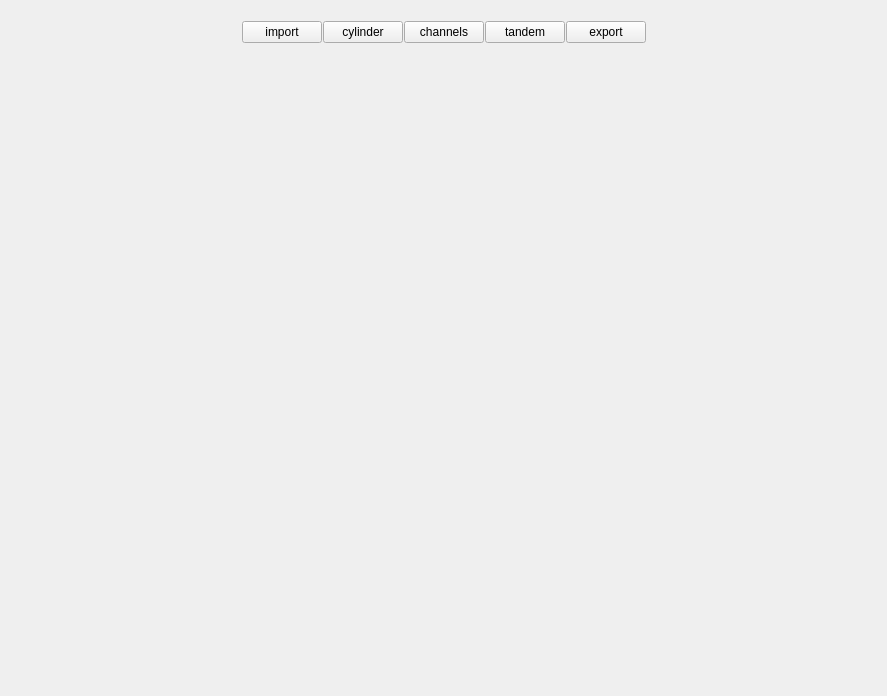
Above: src/windows/ui/main_window.ui from nsmela/brachify before the change. Below: the same form after it.
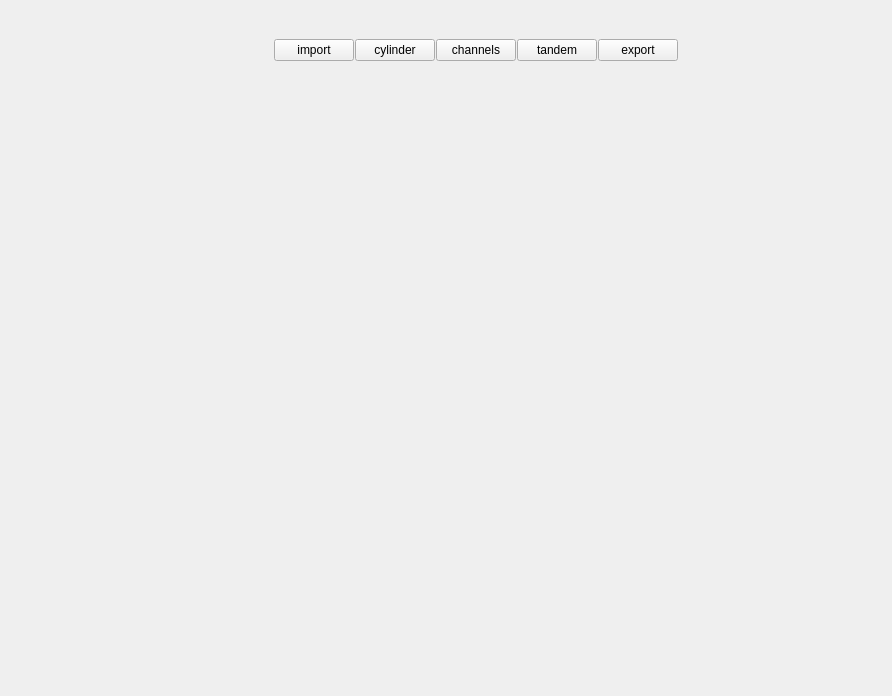
That is the form after the change.

Commit message: changed main window layout

Patch:
```diff
--- a/src/windows/ui/main_window.ui
+++ b/src/windows/ui/main_window.ui
@@ -14,155 +14,7 @@
    <string>brachify</string>
   </property>
   <widget class="QWidget" name="centralwidget">
-   <layout class="QVBoxLayout" name="verticalLayout_5">
-    <property name="leftMargin">
-     <number>0</number>
-    </property>
-    <property name="topMargin">
-     <number>0</number>
-    </property>
-    <property name="rightMargin">
-     <number>0</number>
-    </property>
-    <property name="bottomMargin">
-     <number>0</number>
-    </property>
-    <item>
-     <widget class="QWidget" name="top_menu_bar" native="true">
-      <property name="minimumSize">
-       <size>
-        <width>0</width>
-        <height>64</height>
-       </size>
-      </property>
-      <property name="maximumSize">
-       <size>
-        <width>16777215</width>
-        <height>64</height>
-       </size>
-      </property>
-      <layout class="QHBoxLayout" name="horizontalLayout">
-       <property name="spacing">
-        <number>1</number>
-       </property>
-       <property name="leftMargin">
-        <number>0</number>
-       </property>
-       <property name="topMargin">
-        <number>0</number>
-       </property>
-       <property name="rightMargin">
-        <number>0</number>
-       </property>
-       <property name="bottomMargin">
-        <number>0</number>
-       </property>
-       <item>
-        <spacer name="horizontalSpacer">
-         <property name="orientation">
-          <enum>Qt::Horizontal</enum>
-         </property>
-         <property name="sizeHint" stdset="0">
-          <size>
-           <width>40</width>
-           <height>20</height>
-          </size>
-         </property>
-        </spacer>
-       </item>
-       <item>
-        <widget class="QPushButton" name="btn_import_view">
-         <property name="minimumSize">
-          <size>
-           <width>80</width>
-           <height>0</height>
-          </size>
-         </property>
-         <property name="maximumSize">
-          <size>
-           <width>80</width>
-           <height>16777215</height>
-          </size>
-         </property>
-         <property name="text">
-          <string>import</string>
-         </property>
-        </widget>
-       </item>
-       <item>
-        <widget class="QPushButton" name="btn_cylinder_view">
-         <property name="text">
-          <string>cylinder</string>
-         </property>
-        </widget>
-       </item>
-       <item>
-        <widget class="QPushButton" name="btn_channels_view">
-         <property name="minimumSize">
-          <size>
-           <width>80</width>
-           <height>0</height>
-          </size>
-         </property>
-         <property name="maximumSize">
-          <size>
-           <width>80</width>
-           <height>16777215</height>
-          </size>
-         </property>
-         <property name="text">
-          <string>channels</string>
-         </property>
-        </widget>
-       </item>
-       <item>
-        <widget class="QPushButton" name="btn_tandem_view">
-         <property name="text">
-          <string>tandem</string>
-         </property>
-        </widget>
-       </item>
-       <item>
-        <widget class="QPushButton" name="btn_export_view">
-         <property name="text">
-          <string>export</string>
-         </property>
-        </widget>
-       </item>
-       <item>
-        <spacer name="horizontalSpacer_2">
-         <property name="orientation">
-          <enum>Qt::Horizontal</enum>
-         </property>
-         <property name="sizeHint" stdset="0">
-          <size>
-           <width>40</width>
-           <height>20</height>
-          </size>
-         </property>
-        </spacer>
-       </item>
-      </layout>
-     </widget>
-    </item>
-    <item>
-     <widget class="QWidget" name="bodywidget" native="true">
       <layout class="QHBoxLayout" name="horizontalLayout_2">
-       <property name="spacing">
-        <number>0</number>
-       </property>
-       <property name="leftMargin">
-        <number>0</number>
-       </property>
-       <property name="topMargin">
-        <number>0</number>
-       </property>
-       <property name="rightMargin">
-        <number>4</number>
-       </property>
-       <property name="bottomMargin">
-        <number>4</number>
-       </property>
        <item>
         <widget class="QWidget" name="left_menu_bar" native="true">
          <property name="minimumSize">
@@ -279,6 +131,114 @@
              </layout>
             </widget>
            </widget>
+       </item>
+      </layout>
+     </widget>
+    </item>
+    <item>
+     <widget class="QWidget" name="bodywidget" native="true">
+      <layout class="QVBoxLayout" name="verticalLayout_5">
+       <item>
+        <widget class="QWidget" name="top_menu_bar" native="true">
+         <property name="minimumSize">
+          <size>
+           <width>0</width>
+           <height>64</height>
+          </size>
+         </property>
+         <property name="maximumSize">
+          <size>
+           <width>16777215</width>
+           <height>64</height>
+          </size>
+         </property>
+         <layout class="QHBoxLayout" name="horizontalLayout">
+          <property name="spacing">
+           <number>1</number>
+          </property>
+          <property name="leftMargin">
+           <number>0</number>
+          </property>
+          <property name="topMargin">
+           <number>0</number>
+          </property>
+          <property name="rightMargin">
+           <number>0</number>
+          </property>
+          <property name="bottomMargin">
+           <number>0</number>
+          </property>
+          <item>
+           <widget class="QPushButton" name="btn_import_view">
+            <property name="minimumSize">
+             <size>
+              <width>80</width>
+              <height>0</height>
+             </size>
+            </property>
+            <property name="maximumSize">
+             <size>
+              <width>80</width>
+              <height>16777215</height>
+             </size>
+            </property>
+            <property name="text">
+             <string>import</string>
+            </property>
+           </widget>
+          </item>
+          <item>
+           <widget class="QPushButton" name="btn_cylinder_view">
+            <property name="text">
+             <string>cylinder</string>
+            </property>
+           </widget>
+          </item>
+          <item>
+           <widget class="QPushButton" name="btn_channels_view">
+            <property name="minimumSize">
+             <size>
+              <width>80</width>
+              <height>0</height>
+             </size>
+            </property>
+            <property name="maximumSize">
+             <size>
+              <width>80</width>
+              <height>16777215</height>
+             </size>
+            </property>
+            <property name="text">
+             <string>channels</string>
+            </property>
+           </widget>
+          </item>
+          <item>
+           <widget class="QPushButton" name="btn_tandem_view">
+            <property name="text">
+             <string>tandem</string>
+            </property>
+           </widget>
+          </item>
+          <item>
+           <widget class="QPushButton" name="btn_export_view">
+            <property name="text">
+             <string>export</string>
+            </property>
+           </widget>
+          </item>
+          <item>
+           <spacer name="horizontalSpacer_2">
+            <property name="orientation">
+             <enum>Qt::Horizontal</enum>
+            </property>
+            <property name="sizeHint" stdset="0">
+             <size>
+              <width>40</width>
+              <height>20</height>
+             </size>
+            </property>
+           </spacer>
           </item>
          </layout>
         </widget>
```
Lines whose indentation alone changed are shown as unchanged. The commit also changes 3 other files.
